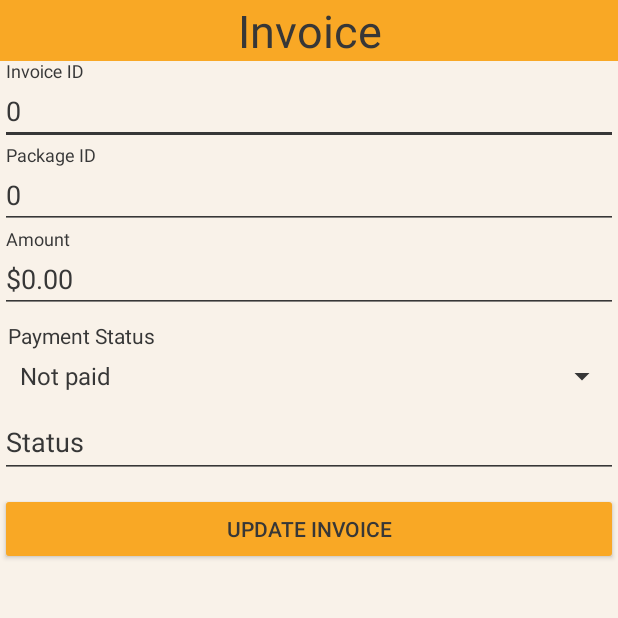
After one commit to anapaularpontes/PostTrackingApp, an Android app: the UpdateInvoiceActivity screen opened directly, with no data from a screen before it, on a phone screen of 412 x 824 dp, the top half of it. The commit adds this screen. Run offline under Robolectric (Android 15) with nearby library versions, the phone set to English and light mode, and no system bars; 4 statements that could not run were skipped.

Commit message:
Create Invoice DAO, View, Update. Updated Quotation

```diff
--- a/app/src/main/AndroidManifest.xml
+++ b/app/src/main/AndroidManifest.xml
@@ -11,7 +11,8 @@
         android:label="@string/app_name"
         android:theme="@style/AppTheme.Dark"
         android:usesCleartextTraffic="true">
-        <activity android:name=".ViewQuotationActivity"></activity>
+        <activity android:name=".UpdateInvoiceActivity"></activity>
+        <activity android:name=".ViewQuotationActivity" />
         <activity android:name=".ViewInvoicesActivity" />
         <activity android:name=".ViewPackagesActivity" />
         <activity android:name=".CreateUpdatePackageActivity" />
--- a/app/src/main/java/com/posttracking/Boundaries/InvoiceDAO.java
+++ b/app/src/main/java/com/posttracking/Boundaries/InvoiceDAO.java
@@ -34,7 +34,7 @@ public class InvoiceDAO extends Database {
                 i.setPack_id(cursor.getInt(1));
                 i.setQuote_id(cursor.getInt(2));
                 i.setAmount(cursor.getDouble(3));
-                i.setStatus(cursor.getInt(4));
+                i.setStatus(cursor.getString(4));
                 list.add(i);
             } while(cursor.moveToNext());
         }
@@ -47,8 +47,25 @@ public class InvoiceDAO extends Database {
         cv.put("cust_id", LocalConfig.customerId);
         cv.put("pack_id", LocalConfig.packageId);
         cv.put("quote_id", i.getQuote_id());
-        cv.put("status", i.getStatus());
+        cv.put("amount", i.getAmount());
+        cv.put("status", "Not Paid");
         return db.insert("invoice", null, cv);
     }
 
+    public Invoice getInvoice(int invoiceID) {
+        SQLiteDatabase db = this.getReadableDatabase();
+        Cursor cursor = db.rawQuery("select inv_id, package.pack_id, quotation.amount, invoice.status" +
+                " from invoice" +
+                " inner join package ON packages.pack_id = invoice.pack_id" +
+                " inner join quotation ON quotation.quote_id = invoice.quote_id" +
+                " where invoiceID = ?", new String[] {String.valueOf(invoiceID)});
+        Invoice i = new Invoice();
+        if(cursor.moveToFirst()) {
+            i.setInvoice_id(cursor.getInt(0));
+            i.setPack_id(cursor.getInt(1));
+            i.setAmount(cursor.getDouble(2));
+            i.setStatus(cursor.getString(3));
+        }
+        return i;
+    }
 }
--- a/app/src/main/java/com/posttracking/Boundaries/LocalConfig.java
+++ b/app/src/main/java/com/posttracking/Boundaries/LocalConfig.java
@@ -3,4 +3,5 @@ package com.posttracking.Boundaries;
 public class LocalConfig {
     public static int customerId = 0;
     public static int packageId=0;
+    public static int invoiceId=0;
 }
--- a/app/src/main/java/com/posttracking/Entities/Invoice.java
+++ b/app/src/main/java/com/posttracking/Entities/Invoice.java
@@ -6,7 +6,7 @@ public class Invoice {
     int pack_id = 0;
     int quote_id = 0;
     double amount = 0;
-    int status = 0;
+    String status = "";
 
     public int getInvoice_id() {
         return invoice_id;
@@ -44,11 +44,11 @@ public class Invoice {
 
     public void setAmount(double amount) { this.amount = amount; }
 
-    public int getStatus() {
+    public String getStatus() {
         return status;
     }
 
-    public void setStatus(int status) {
+    public void setStatus(String status) {
         this.status = status;
     }
 
--- /dev/null
+++ b/app/src/main/java/com/posttracking/UpdateInvoiceActivity.java
@@ -0,0 +1,93 @@
+package com.posttracking;
+
+import android.support.v7.app.AppCompatActivity;
+import android.os.Bundle;
+import android.view.View;
+import android.widget.ArrayAdapter;
+import android.widget.Button;
+import android.widget.Spinner;
+import android.widget.TextView;
+import android.widget.Toast;
+
+import com.posttracking.Boundaries.InvoiceDAO;
+import com.posttracking.Entities.Invoice;
+
+import java.text.NumberFormat;
+
+public class UpdateInvoiceActivity extends AppCompatActivity {
+
+    NumberFormat formatter = NumberFormat.getCurrencyInstance();
+    final TextView status = (TextView) findViewById(R.id.txtStatus);
+
+    @Override
+    protected void onCreate(Bundle savedInstanceState) {
+        super.onCreate(savedInstanceState);
+        setContentView(R.layout.activity_update_invoice);
+
+        int invoice_id = getIntent().getIntExtra("invoice_id", 0);
+
+        final TextView inv_id = (TextView) findViewById(R.id.txtInvID);
+        final TextView pack_id = (TextView) findViewById(R.id.txtPackageID);
+        final TextView amount = (TextView) findViewById(R.id.txtAmount);
+        Button btnUpdate = (Button) findViewById(R.id.btnUpdate);
+
+
+        InvoiceDAO iDAO = new InvoiceDAO(this);
+
+        final Invoice i = iDAO.getInvoice(invoice_id);
+        inv_id.setText(String.valueOf(i.getInvoice_id()));
+        pack_id.setText(String.valueOf(i.getPack_id()));
+        amount.setText(formatter.format(i.getAmount()));
+
+        final Spinner spinner = (Spinner) findViewById(R.id.spPaymStatus);
+        ArrayAdapter<CharSequence> adapter = ArrayAdapter.createFromResource(this,
+                R.array.invoicePayment_options, android.R.layout.simple_spinner_item);
+        adapter.setDropDownViewResource(android.R.layout.simple_spinner_dropdown_item);
+        spinner.setAdapter(adapter);
+
+        switch(i.getStatus())
+        {
+            case "Not paid":
+                spinner.setSelection(0);
+                break;
+            case "Paid":
+                spinner.setSelection(1);
+                break;
+            case "Cancelled":
+                spinner.setSelection(2);
+                break;
+        }
+
+
+        packStatus(spinner.getSelectedItem().toString());
+
+        btnUpdate.setOnClickListener(new View.OnClickListener() {
+            @Override
+            public void onClick(View v) {
+                packStatus(spinner.getSelectedItem().toString());
+
+                try{
+                    i.setStatus(spinner.getSelectedItem().toString());
+                } catch (Exception e) {
+                    Toast t = Toast.makeText(getApplicationContext(), "Please, review your fields", Toast.LENGTH_SHORT);
+                    t.show();
+                }
+            }
+        });
+    }
+
+    public void packStatus(String statusPack)
+    {
+        switch(statusPack) {
+            case "Not paid":
+                status.setText("Awaiting payment");
+                break;
+            case "Paid":
+                status.setText("Ready to send");
+                break;
+            case "Cancelled":
+                status.setText("Cancelled");
+                break;
+        }
+    }
+}
--- /dev/null
+++ b/app/src/main/res/layout/activity_update_invoice.xml
@@ -0,0 +1,94 @@
+<?xml version="1.0" encoding="utf-8"?>
+<LinearLayout xmlns:android="http://schemas.android.com/apk/res/android"
+    xmlns:app="http://schemas.android.com/apk/res-auto"
+    xmlns:tools="http://schemas.android.com/tools"
+    android:layout_width="match_parent"
+    android:layout_height="match_parent"
+    android:orientation="vertical"
+    tools:context=".UpdateInvoiceActivity">
+
+    <TextView
+        android:id="@+id/txtTitle3"
+        android:layout_width="match_parent"
+        android:layout_height="wrap_content"
+        android:background="@color/primary_darker"
+        android:gravity="center_horizontal"
+        android:text="Invoice"
+        android:textSize="30sp" />
+
+    <android.support.design.widget.TextInputLayout
+        android:layout_width="match_parent"
+        android:layout_height="wrap_content">
+
+        <android.support.design.widget.TextInputEditText
+            android:id="@+id/txtInvID"
+            android:layout_width="match_parent"
+            android:layout_height="wrap_content"
+            android:editable="false"
+            android:hint="Invoice ID" />
+
+    </android.support.design.widget.TextInputLayout>
+
+    <android.support.design.widget.TextInputLayout
+        android:layout_width="match_parent"
+        android:layout_height="wrap_content">
+
+        <android.support.design.widget.TextInputEditText
+            android:id="@+id/txtPackageID"
+            android:layout_width="match_parent"
+            android:layout_height="wrap_content"
+            android:editable="false"
+            android:hint="Package ID" />
+
+    </android.support.design.widget.TextInputLayout>
+
+    <android.support.design.widget.TextInputLayout
+        android:layout_width="match_parent"
+        android:layout_height="wrap_content">
+
+        <android.support.design.widget.TextInputEditText
+            android:id="@+id/txtAmount"
+            android:layout_width="match_parent"
+            android:layout_height="wrap_content"
+            android:editable="false"
+            android:hint="Amount" />
+
+    </android.support.design.widget.TextInputLayout>
+
+    <TextView
+        android:id="@+id/textView2"
+        android:layout_width="match_parent"
+        android:layout_height="wrap_content"
+        android:layout_marginLeft="5dp"
+        android:layout_marginTop="5dp"
+        android:editable="false"
+        android:text="Payment Status" />
+
+    <Spinner
+        android:id="@+id/spPaymStatus"
+        android:layout_width="match_parent"
+        android:layout_height="wrap_content"
+        android:layout_marginLeft="5dp"
+        android:layout_marginTop="5dp" />
+
+    <android.support.design.widget.TextInputLayout
+        android:layout_width="match_parent"
+        android:layout_height="wrap_content">
+
+        <android.support.design.widget.TextInputEditText
+            android:id="@+id/txtStatus"
+            android:layout_width="match_parent"
+            android:layout_height="wrap_content"
+            android:editable="false"
+            android:hint="Status" />
+
+    </android.support.design.widget.TextInputLayout>
+
+    <Button
+        android:id="@+id/btnUpdate"
+        android:layout_width="match_parent"
+        android:layout_height="wrap_content"
+        android:layout_marginTop="10dp"
+        android:text="Update Invoice" />
+
+</LinearLayout>
--- a/app/src/main/res/values/strings.xml
+++ b/app/src/main/res/values/strings.xml
@@ -1,4 +1,11 @@
 <resources>
     <string name="app_name">Postal Tracking App</string>
     <string name="hello_world">Hello world!</string>
+
+    <string-array name="invoicePayment_options">
+        <item>Not paid</item>
+        <item>Paid</item>
+        <item>Cancelled</item>
+    </string-array>
+
 </resources>
```
Also changed, not shown: app/src/main/java/com/posttracking/ViewInvoicesActivity.java (+18 -1 lines), app/src/main/java/com/posttracking/ViewQuotationActivity.java (+26 -1 lines), 2 other files.
